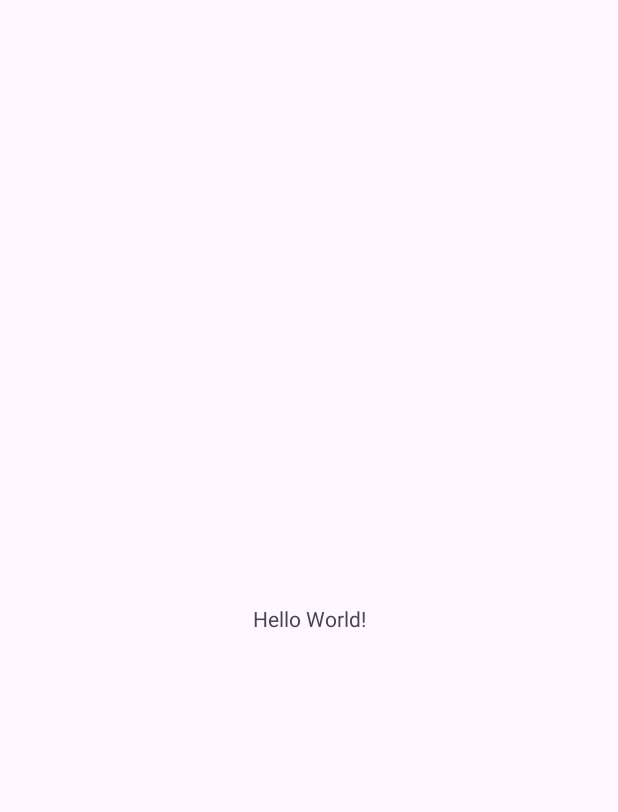
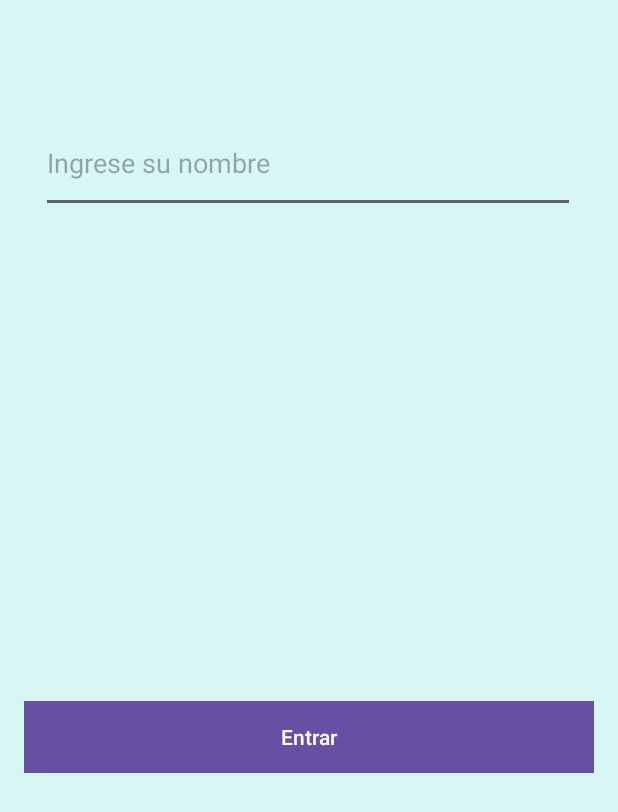
Before and after one commit to Davidgomez183/QuizMaster, an Android app: the screen it shows after launch (MainActivity), on a phone screen of 412 x 824 dp. Before the commit the part shown is almost empty. Shown: the top 812 px of the screen. Run offline under Robolectric (Android 15) with nearby library versions, the phone set to English and light mode, and no system bars.

Commit message:
creando login

```diff
--- a/app/src/main/res/layout/activity_main.xml
+++ b/app/src/main/res/layout/activity_main.xml
@@ -4,15 +4,32 @@
     xmlns:tools="http://schemas.android.com/tools"
     android:layout_width="match_parent"
     android:layout_height="match_parent"
+    android:background="@color/claro100"
     tools:context=".MainActivity">
 
-    <TextView
-        android:layout_width="wrap_content"
+    <EditText
+        android:id="@+id/editTextName"
+        android:layout_width="356dp"
+        android:layout_height="66dp"
+        android:layout_marginTop="76dp"
+        android:hint="Ingrese su nombre"
+        app:layout_constraintEnd_toEndOf="parent"
+        app:layout_constraintHorizontal_bias="0.492"
+        app:layout_constraintStart_toStartOf="parent"
+        app:layout_constraintTop_toTopOf="parent" />
+
+    <Button
+        android:id="@+id/buttonEnter"
+        android:layout_width="0dp"
         android:layout_height="wrap_content"
-        android:text="Hello World!"
+        android:layout_marginStart="16dp"
+        android:layout_marginTop="16dp"
+        android:layout_marginEnd="16dp"
+        android:background="@color/claro900"
+        android:text="Entrar"
         app:layout_constraintBottom_toBottomOf="parent"
         app:layout_constraintEnd_toEndOf="parent"
         app:layout_constraintStart_toStartOf="parent"
-        app:layout_constraintTop_toTopOf="parent" />
+        app:layout_constraintTop_toBottomOf="@+id/editTextName" />
 
 </androidx.constraintlayout.widget.ConstraintLayout>
--- a/app/src/main/res/values-v31/themes.xml
+++ b/app/src/main/res/values-v31/themes.xml
@@ -3,9 +3,7 @@
     <style name="Base.Theme.QuizMaster" parent="Theme.Material3.DayNight.NoActionBar">
         <!-- Customize your light theme here. -->
         <!-- <item name="colorPrimary">@color/my_light_primary</item> -->
-        <item name="android:windowSplashScreenBackground">@color/claro100</item>
-        <item name="android:windowSplashScreenAnimatedIcon">@drawable/iconoremovebgpreview</item>
+        <item name="android:windowSplashScreenBackground">@color/claro400</item>
         <item name="android:windowSplashScreenAnimationDuration">4000</item>
-
     </style>
 </resources>
--- a/app/src/main/res/values/strings.xml
+++ b/app/src/main/res/values/strings.xml
@@ -1,3 +1,5 @@
 <resources>
     <string name="app_name">QuizMaster</string>
+    <string name="hint_enter_name">Ingrese su nombre</string>
+    <string name="button_enter">Entrar</string>
 </resources>
```
